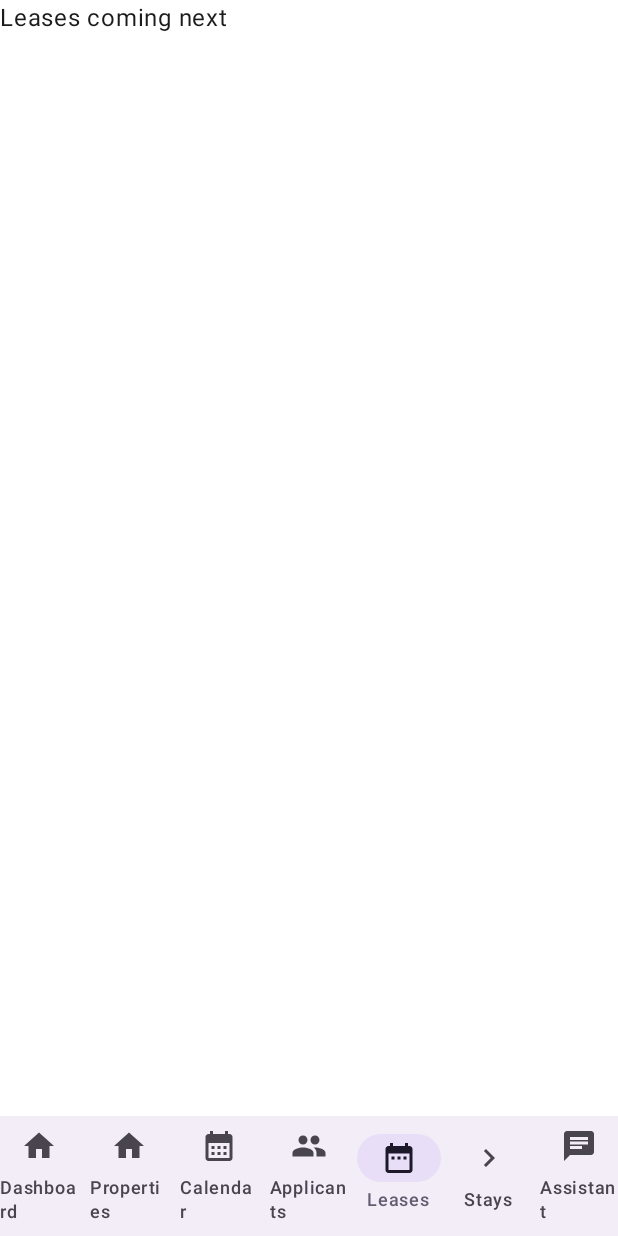
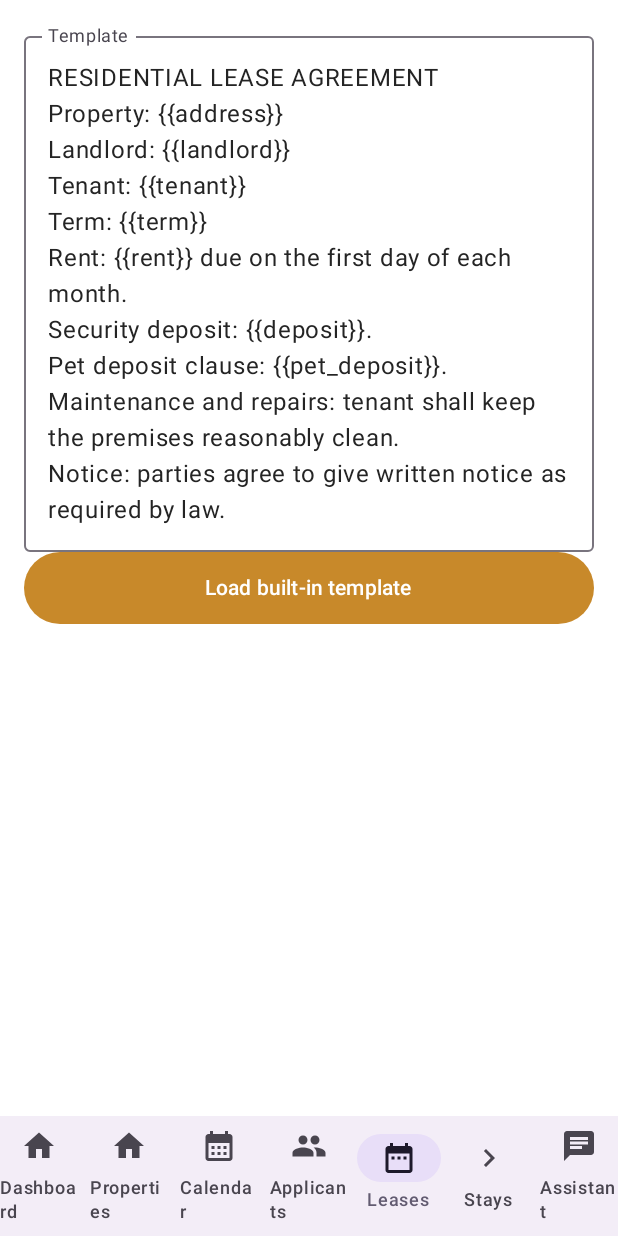
Before and after one commit to Ryuupyroxi/KeKar, an Android app built with Jetpack Compose: the screen it shows after launch (MainActivity), item 5 of the bottom bar chosen, on a phone screen of 412 x 824 dp. Run offline under Robolectric (Android 15) with nearby library versions, the phone set to English and light mode, and no system bars; our stand-ins replace Dagger/Hilt's generated code.

Commit message:
feat(android): add applicants, leases and stays screens

```diff
--- /dev/null
+++ b/android/app/src/main/java/com/ryuupyroxi/kekar/domain/usecase/RecordSpec.kt
@@ -0,0 +1,30 @@
+package com.ryuupyroxi.kekar.domain.usecase
+
+import com.ryuupyroxi.kekar.domain.model.Booking
+
+fun leaseFields(): List<String> = listOf("Property", "Tenant", "Landlord", "Term", "Template", "Pet deposit")
+
+fun leaseClauses(): List<String> = listOf(
+    "Rent and due date",
+    "Security deposit",
+    "Pet deposit clause",
+    "Term and notice",
+    "Maintenance and repairs"
+)
+
+fun builtInLeaseTemplate(): String = listOf(
+    "RESIDENTIAL LEASE AGREEMENT",
+    "Property: {{address}}",
+    "Landlord: {{landlord}}",
+    "Tenant: {{tenant}}",
+    "Term: {{term}}",
+    "Rent: {{rent}} due on the first day of each month.",
+    "Security deposit: {{deposit}}.",
+    "Pet deposit clause: {{pet_deposit}}.",
+    "Maintenance and repairs: tenant shall keep the premises reasonably clean.",
+    "Notice: parties agree to give written notice as required by law."
+).joinToString("\n")
+
+fun staysOverlap(first: Booking, second: Booking): Boolean =
+    first.propertyId == second.propertyId &&
+        first.checkIn < second.checkOut && second.checkIn < first.checkOut
--- /dev/null
+++ b/android/app/src/main/java/com/ryuupyroxi/kekar/ui/leases/LeasesScreen.kt
@@ -0,0 +1,33 @@
+package com.ryuupyroxi.kekar.ui.leases
+
+import androidx.compose.foundation.layout.Column
+import androidx.compose.foundation.layout.fillMaxWidth
+import androidx.compose.foundation.layout.heightIn
+import androidx.compose.foundation.layout.padding
+import androidx.compose.material3.Button
+import androidx.compose.material3.OutlinedTextField
+import androidx.compose.material3.Text
+import androidx.compose.runtime.Composable
+import androidx.compose.runtime.getValue
+import androidx.compose.runtime.mutableStateOf
+import androidx.compose.runtime.remember
+import androidx.compose.runtime.setValue
+import androidx.compose.ui.Modifier
+import androidx.compose.ui.unit.dp
+import com.ryuupyroxi.kekar.domain.usecase.builtInLeaseTemplate
+
+@Composable
+fun LeasesScreen() {
+    var body by remember { mutableStateOf(builtInLeaseTemplate()) }
+    Column(Modifier.padding(16.dp).fillMaxWidth()) {
+        OutlinedTextField(
+            value = body,
+            onValueChange = { body = it },
+            label = { Text("Template") },
+            modifier = Modifier.fillMaxWidth().heightIn(min = 180.dp)
+        )
+        Button(onClick = { body = builtInLeaseTemplate() }, Modifier.fillMaxWidth().heightIn(min = 48.dp)) {
+            Text("Load built-in template")
+        }
+    }
+}
--- a/android/app/src/main/java/com/ryuupyroxi/kekar/ui/navigation/KeKarNavHost.kt
+++ b/android/app/src/main/java/com/ryuupyroxi/kekar/ui/navigation/KeKarNavHost.kt
@@ -20,9 +20,12 @@ import androidx.compose.material.icons.filled.DateRange
 import androidx.compose.material.icons.filled.Home
 import androidx.compose.material.icons.filled.People
 import androidx.compose.material.icons.filled.Settings
+import com.ryuupyroxi.kekar.ui.applicants.ApplicantsScreen
 import com.ryuupyroxi.kekar.ui.calendar.CalendarScreen
 import com.ryuupyroxi.kekar.ui.property.PropertyDetailScreen
+import com.ryuupyroxi.kekar.ui.leases.LeasesScreen
 import com.ryuupyroxi.kekar.ui.property.PropertyListScreen
+import com.ryuupyroxi.kekar.ui.stays.StaysScreen
 
 private data class Destination(val label: String, val icon: androidx.compose.ui.graphics.vector.ImageVector)
 
@@ -60,6 +63,9 @@ fun KeKarNavHost() {
                 )
                 selected == "Properties" -> PropertyListScreen(emptyList()) { editing = true }
                 selected == "Calendar" -> CalendarScreen(emptyList())
+                selected == "Applicants" -> ApplicantsScreen(emptyList())
+                selected == "Leases" -> LeasesScreen()
+                selected == "Stays" -> StaysScreen(emptyList())
                 else -> Text(destinations.first { it.label == selected }.label + " coming next")
             }
         }
```
Also changed, not shown: android/app/src/main/java/com/ryuupyroxi/kekar/domain/model/Applicant.kt (added, +10 -0 lines), android/app/src/main/java/com/ryuupyroxi/kekar/domain/model/Lease.kt (added, +10 -0 lines), android/app/src/main/java/com/ryuupyroxi/kekar/ui/applicants/ApplicantsScreen.kt (added, +23 -0 lines), android/app/src/main/java/com/ryuupyroxi/kekar/ui/stays/StaysScreen.kt (added, +23 -0 lines), 2 other files.
